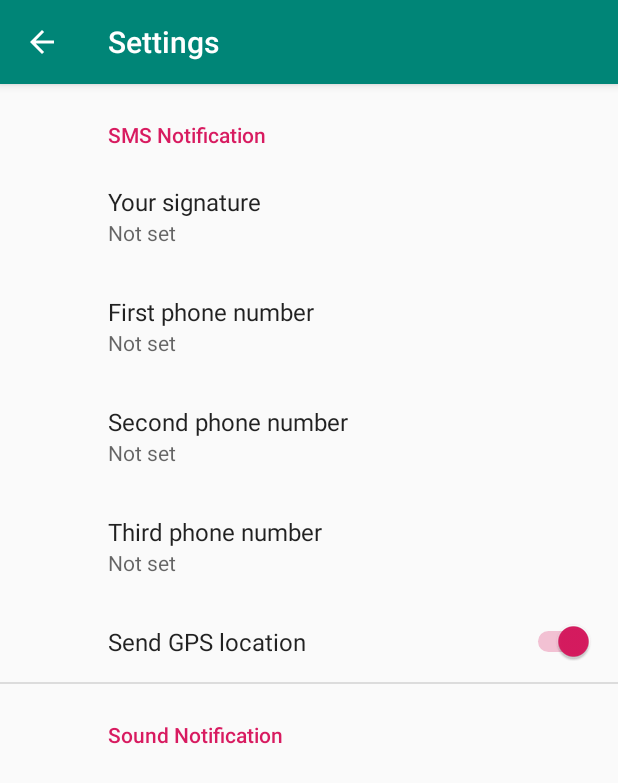
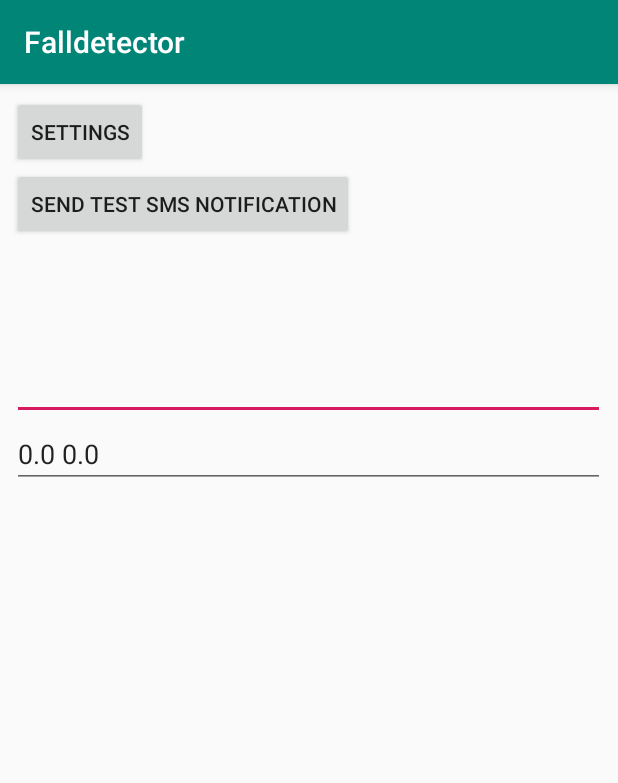
Before and after one commit to maxmsi/Fall_Detector, an Android app: the screen it shows after launch (SettingsActivity before the commit, MainActivity after it), on a phone screen of 412 x 824 dp. Shown: the top 783 px of the screen. Run offline under Robolectric (Android 15) with nearby library versions, the phone set to English and light mode, and no system bars.

Commit message:
add gps test

```diff
--- /dev/null
+++ b/app/src/main/java/com/example/falldetector/GPSTracker.java
@@ -0,0 +1,216 @@
+package com.example.falldetector;
+
+import android.annotation.SuppressLint;
+import android.app.AlertDialog;
+import android.app.Service;
+import android.content.Context;
+import android.content.DialogInterface;
+import android.content.Intent;
+import android.location.Location;
+import android.location.LocationListener;
+import android.location.LocationManager;
+import android.os.Bundle;
+import android.os.IBinder;
+import android.provider.Settings;
+import android.util.Log;
+
+public class GPSTracker extends Service implements LocationListener {
+
+    private final Context mContext;
+
+    // flag for GPS status
+    boolean isGPSEnabled = false;
+
+    // flag for network status
+    boolean isNetworkEnabled = false;
+
+    // flag for GPS status
+    boolean canGetLocation = false;
+
+    Location location; // location
+    double latitude; // latitude
+    double longitude; // longitude
+
+    // The minimum distance to change Updates in meters
+    private static final long MIN_DISTANCE_CHANGE_FOR_UPDATES = 10; // 10 meters
+
+    // The minimum time between updates in milliseconds
+    private static final long MIN_TIME_BW_UPDATES = 1000 * 60 * 1; // 1 minute
+
+    // Declaring a Location Manager
+    protected LocationManager locationManager;
+
+    public GPSTracker(Context context) {
+        this.mContext = context;
+        getLocation();
+    }
+
+    @SuppressLint("MissingPermission")
+    public Location getLocation() {
+        try {
+            locationManager = (LocationManager) mContext
+                    .getSystemService(LOCATION_SERVICE);
+
+            // getting GPS status
+            isGPSEnabled = locationManager
+                    .isProviderEnabled(LocationManager.GPS_PROVIDER);
+
+            // getting network status
+            isNetworkEnabled = locationManager
+                    .isProviderEnabled(LocationManager.NETWORK_PROVIDER);
+
+
+            if (!isGPSEnabled && !isNetworkEnabled) {
+                // no network provider is enabled
+            } else {
+                this.canGetLocation = true;
+                if (isNetworkEnabled) {
+                    locationManager.requestLocationUpdates(
+                            LocationManager.NETWORK_PROVIDER,
+                            MIN_TIME_BW_UPDATES,
+                            MIN_DISTANCE_CHANGE_FOR_UPDATES, this);
+                    Log.d("Network", "Network");
+                    if (locationManager != null) {
+                        location = locationManager.getLastKnownLocation(LocationManager.NETWORK_PROVIDER);
+                        if (location != null) {
+                            latitude = location.getLatitude();
+                            longitude = location.getLongitude();
+                        }
+                    }
+                }
+                // if GPS Enabled get lat/long using GPS Services
+                if (isGPSEnabled) {
+                    if (location == null) {
+                        locationManager.requestLocationUpdates(
+                                LocationManager.GPS_PROVIDER,
+                                MIN_TIME_BW_UPDATES,
+                                MIN_DISTANCE_CHANGE_FOR_UPDATES, this);
+                        Log.d("GPS Enabled", "GPS Enabled");
+                        if (locationManager != null) {
+                            location = locationManager
+                                    .getLastKnownLocation(LocationManager.GPS_PROVIDER);
+                            if (location != null) {
+                                latitude = location.getLatitude();
+                                longitude = location.getLongitude();
+                            }
+                        }
+                    }
+                }
+            }
+
+        } catch (Exception e) {
+        }
+        return location;
+    }
+
+    /**
+     * Stop using GPS listener Calling this function will stop using GPS in your
+     * app.
+     * */
+    public void stopUsingGPS() {
+        if (locationManager != null) {
+            locationManager.removeUpdates(GPSTracker.this);
+        }
+    }
+
+    /**
+     * Function to get latitude
+     * */
+    public double getLatitude() {
+        if (location != null) {
+            latitude = location.getLatitude();
+        }
+        // return latitude
+        return latitude;
+    }
+
+    /**
+     * Function to get longitude
+     * */
+    public double getLongitude() {
+        if (location != null) {
+            longitude = location.getLongitude();
+        }
+
+        // return longitude
+        return longitude;
+    }
+
+    /**
+     * Function to check GPS/wifi enabled
+     *
+     * @return boolean
+     * */
+    public boolean canGetLocation() {
+        return this.canGetLocation;
+    }
+
+    /**
+     * Function to show settings alert dialog On pressing Settings button will
+     * lauch Settings Options
+     * */
+    public void showSettingsAlert() {
+        AlertDialog.Builder alertDialog = new AlertDialog.Builder(mContext);
+
+        // Setting DialogHelp Title
+        alertDialog.setTitle("GPS is settings");
+
+        // Setting DialogHelp Message
+        alertDialog
+                .setMessage("GPS is not enabled. Do you want to go to settings menu?");
+
+        // On pressing Settings button
+        alertDialog.setPositiveButton("Settings",
+                new DialogInterface.OnClickListener() {
+                    public void onClick(DialogInterface dialog, int which) {
+                        Intent intent = new Intent(
+                                Settings.ACTION_LOCATION_SOURCE_SETTINGS);
+                        mContext.startActivity(intent);
+                    }
+                });
+
+        // on pressing cancel button
+        alertDialog.setNegativeButton("Cancel",
+                new DialogInterface.OnClickListener() {
+                    public void onClick(DialogInterface dialog, int which) {
+                        dialog.cancel();
+                    }
+                });
+
+        // Showing Alert Message
+        alertDialog.show();
+    }
+
+    @Override
+    public void onLocationChanged(Location location) {
+        float bestAccuracy = -1f;
+        if (location.getAccuracy() != 0.0f
+                && (location.getAccuracy() < bestAccuracy) || bestAccuracy == -1f) {
+            locationManager.removeUpdates(this);
+        }
+        bestAccuracy = location.getAccuracy();
+    }
+
+    @Override
+    public void onProviderDisabled(String provider) {
+    }
+
+    @Override
+    public void onProviderEnabled(String provider) {
+    }
+
+    @Override
+    public void onStatusChanged(String provider, int status, Bundle extras) {
+    }
+
+    @Override
+    public IBinder onBind(Intent arg0) {
+        return null;
+    }
+
+    public float getAccurecy()
+    {
+        return location.getAccuracy();
+    }
+
+}
--- /dev/null
+++ b/app/src/main/java/com/example/falldetector/MainActivity.java
@@ -0,0 +1,49 @@
+package com.example.falldetector;
+
+import androidx.appcompat.app.AppCompatActivity;
+import androidx.core.app.ActivityCompat;
+import androidx.core.content.ContextCompat;
+
+import android.Manifest;
+import android.content.Context;
+import android.content.Intent;
+import android.content.pm.PackageManager;
+import android.location.Location;
+import android.location.LocationListener;
+import android.location.LocationManager;
+import android.os.Bundle;
+import android.telephony.SmsManager;
+import android.view.View;
+import android.widget.TextView;
+import android.widget.Toast;
+
+public class MainActivity extends AppCompatActivity {
+    GPSTracker gpsTracker;
+
+    @Override
+    protected void onCreate(Bundle savedInstanceState) {
+        super.onCreate(savedInstanceState);
+        setContentView(R.layout.activity_main);
+
+        findViewById(R.id.settingsOpen).setOnClickListener(new View.OnClickListener() {
+            public void onClick(View v) {
+                Intent myIntent = new Intent(MainActivity.this, SettingsActivity.class);
+                MainActivity.this.startActivity(myIntent);
+            }
+        });
+
+        // TEST FOR GPS
+        gpsTracker = new GPSTracker(this);
+        ((TextView)findViewById(R.id.gpsLocationField)).setText(gpsTracker.getLatitude() + " " + gpsTracker.getLongitude());
+
+        //TODO: send test sms notification to self
+        findViewById(R.id.smsNotificationTest).setOnClickListener(new View.OnClickListener() {
+            public void onClick(View v) {
+
+            }
+        });
+
+
+    }
+
+}
--- /dev/null
+++ b/app/src/main/res/layout/activity_main.xml
@@ -0,0 +1,47 @@
+<?xml version="1.0" encoding="utf-8"?>
+<androidx.constraintlayout.widget.ConstraintLayout xmlns:android="http://schemas.android.com/apk/res/android"
+    xmlns:app="http://schemas.android.com/apk/res-auto"
+    xmlns:tools="http://schemas.android.com/tools"
+    android:layout_width="match_parent"
+    android:layout_height="match_parent"
+    tools:context=".MainActivity">
+
+    <LinearLayout
+        android:layout_width="395dp"
+        android:layout_height="715dp"
+        android:layout_marginStart="8dp"
+        android:layout_marginTop="8dp"
+        android:orientation="vertical"
+        app:layout_constraintStart_toStartOf="parent"
+        app:layout_constraintTop_toTopOf="parent">
+
+        <Button
+            android:id="@+id/settingsOpen"
+            android:layout_width="wrap_content"
+            android:layout_height="wrap_content"
+            android:text="Settings" />
+
+        <Button
+            android:id="@+id/smsNotificationTest"
+            android:layout_width="wrap_content"
+            android:layout_height="wrap_content"
+            android:text="Send Test SMS Notification" />
+
+        <EditText
+            android:id="@+id/sensorsDataField"
+            android:layout_width="match_parent"
+            android:layout_height="120dp"
+            android:editable="false"
+            android:ems="10"
+            android:gravity="start|top" />
+
+        <EditText
+            android:id="@+id/gpsLocationField"
+            android:layout_width="match_parent"
+            android:layout_height="wrap_content"
+            android:clickable="false"
+            android:editable="false"
+            android:ems="10"
+            android:gravity="start|top" />
+    </LinearLayout>
+</androidx.constraintlayout.widget.ConstraintLayout>
```
Also changed, not shown: app/src/main/AndroidManifest.xml (+12 -3 lines), app/src/main/java/com/example/falldetector/SettingsActivity.java (+11 -0 lines), app/src/main/res/xml/root_preferences.xml (+8 -0 lines).
